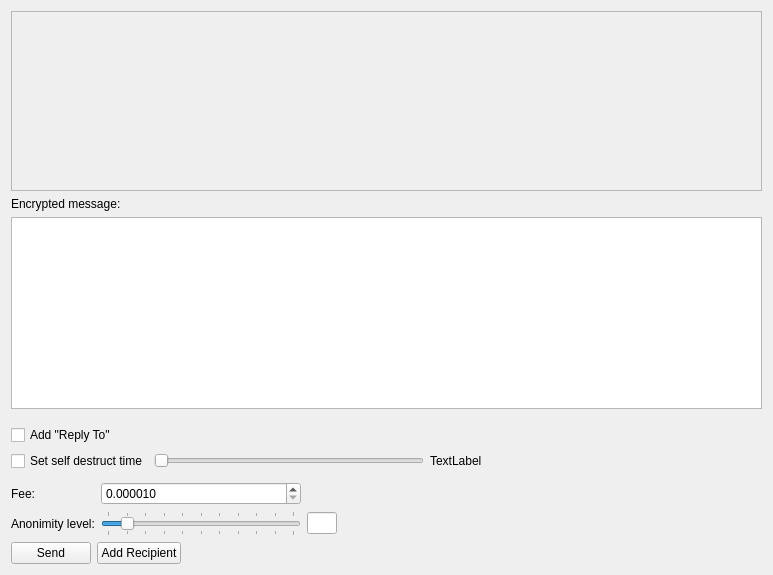
The window that src/gui/ui/sendmessageframe.ui (ConcealNetwork/conceal-desktop) describes before a commit, drawn with Qt 5.
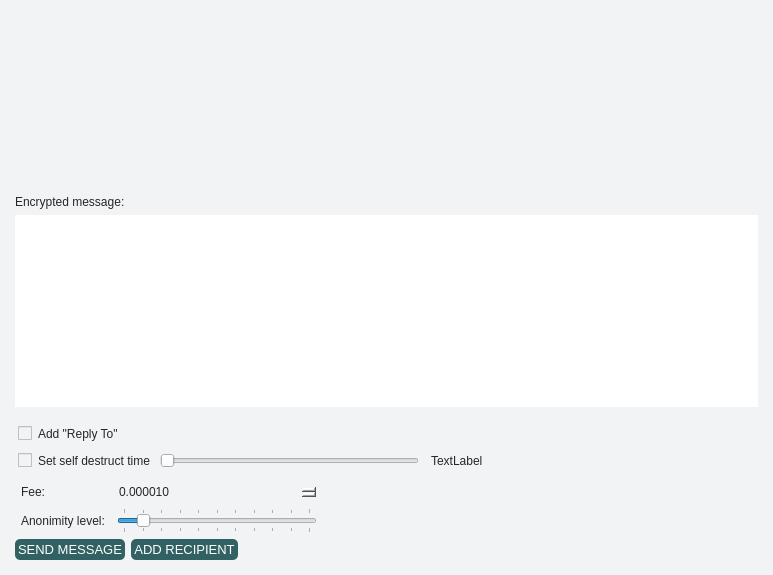
The same window after the commit. Icons and pictures are not drawn.

```diff
--- a/src/gui/ui/sendmessageframe.ui
+++ b/src/gui/ui/sendmessageframe.ui
@@ -13,6 +13,9 @@
   <property name="windowTitle">
    <string>Frame</string>
   </property>
+  <property name="styleSheet">
+   <string notr="true">border: 0px; background-color: #F1F3F5; color: #262626;</string>
+  </property>
   <property name="frameShape">
    <enum>QFrame::NoFrame</enum>
   </property>
@@ -20,6 +23,18 @@
    <enum>QFrame::Raised</enum>
   </property>
   <layout class="QVBoxLayout" name="verticalLayout">
+   <property name="leftMargin">
+    <number>15</number>
+   </property>
+   <property name="topMargin">
+    <number>15</number>
+   </property>
+   <property name="rightMargin">
+    <number>15</number>
+   </property>
+   <property name="bottomMargin">
+    <number>15</number>
+   </property>
    <item>
     <widget class="QScrollArea" name="m_messageAddressScrollArea">
      <property name="frameShape">
@@ -33,8 +48,8 @@
        <rect>
         <x>0</x>
         <y>0</y>
-        <width>747</width>
-        <height>126</height>
+        <width>743</width>
+        <height>150</height>
        </rect>
       </property>
       <layout class="QVBoxLayout" name="m_addressesLayout">
@@ -72,6 +87,12 @@
    </item>
    <item>
     <widget class="QLabel" name="label_3">
+     <property name="font">
+      <font>
+       <family>Arial</family>
+       <pointsize>9</pointsize>
+      </font>
+     </property>
      <property name="text">
       <string>Encrypted message:</string>
      </property>
@@ -79,12 +100,21 @@
    </item>
    <item>
     <widget class="QTextEdit" name="m_messageTextEdit">
+     <property name="font">
+      <font>
+       <family>Arial</family>
+       <pointsize>9</pointsize>
+      </font>
+     </property>
+     <property name="styleSheet">
+      <string notr="true">background-color: #fff;</string>
+     </property>
      <property name="html">
       <string notr="true">&lt;!DOCTYPE HTML PUBLIC &quot;-//W3C//DTD HTML 4.0//EN&quot; &quot;http://www.w3.org/TR/REC-html40/strict.dtd&quot;&gt;
 &lt;html&gt;&lt;head&gt;&lt;meta name=&quot;qrichtext&quot; content=&quot;1&quot; /&gt;&lt;style type=&quot;text/css&quot;&gt;
 p, li { white-space: pre-wrap; }
-&lt;/style&gt;&lt;/head&gt;&lt;body style=&quot; font-family:'.SF NS Text'; font-size:13pt; font-weight:400; font-style:normal;&quot;&gt;
-&lt;p style=&quot;-qt-paragraph-type:empty; margin-top:0px; margin-bottom:0px; margin-left:0px; margin-right:0px; -qt-block-indent:0; text-indent:0px; font-family:'.Helvetica Neue DeskInterface';&quot;&gt;&lt;br /&gt;&lt;/p&gt;&lt;/body&gt;&lt;/html&gt;</string>
+&lt;/style&gt;&lt;/head&gt;&lt;body style=&quot; font-family:'Arial'; font-size:9pt; font-weight:400; font-style:normal;&quot;&gt;
+&lt;p style=&quot;-qt-paragraph-type:empty; margin-top:0px; margin-bottom:0px; margin-left:0px; margin-right:0px; -qt-block-indent:0; text-indent:0px; font-family:'.Helvetica Neue DeskInterface'; font-size:13pt;&quot;&gt;&lt;br /&gt;&lt;/p&gt;&lt;/body&gt;&lt;/html&gt;</string>
      </property>
     </widget>
    </item>
@@ -111,6 +141,15 @@
      </property>
      <item>
       <widget class="QCheckBox" name="m_addReplyToCheck">
+       <property name="font">
+        <font>
+         <family>Arial</family>
+         <pointsize>9</pointsize>
+        </font>
+       </property>
+       <property name="styleSheet">
+        <string notr="true">padding: 3px; border: 0px;</string>
+       </property>
        <property name="text">
         <string>Add &quot;Reply To&quot;</string>
        </property>
@@ -125,9 +164,18 @@
      </property>
      <item>
       <widget class="QCheckBox" name="m_ttlCheck">
+       <property name="font">
+        <font>
+         <family>Arial</family>
+         <pointsize>9</pointsize>
+        </font>
+       </property>
        <property name="toolTip">
         <string>Do not include message in blockchain</string>
        </property>
+       <property name="styleSheet">
+        <string notr="true">padding: 3px; border: 0px;</string>
+       </property>
        <property name="text">
         <string>Set self destruct time</string>
        </property>
@@ -148,6 +196,15 @@
      </item>
      <item>
       <widget class="QLabel" name="m_ttlLabel">
+       <property name="font">
+        <font>
+         <family>Arial</family>
+         <pointsize>9</pointsize>
+        </font>
+       </property>
+       <property name="styleSheet">
+        <string notr="true">padding: 3px; border: 0px;</string>
+       </property>
        <property name="text">
         <string>TextLabel</string>
        </property>
@@ -206,6 +263,15 @@
      </item>
      <item row="1" column="0">
       <widget class="QLabel" name="label_2">
+       <property name="font">
+        <font>
+         <family>Arial</family>
+         <pointsize>9</pointsize>
+        </font>
+       </property>
+       <property name="styleSheet">
+        <string notr="true">padding: 3px; border: 0px;</string>
+       </property>
        <property name="text">
         <string>Anonimity level:</string>
        </property>
@@ -219,6 +285,15 @@
          <height>16777215</height>
         </size>
        </property>
+       <property name="font">
+        <font>
+         <family>Arial</family>
+         <pointsize>10</pointsize>
+        </font>
+       </property>
+       <property name="styleSheet">
+        <string notr="true">padding: 3px; border: 0px;</string>
+       </property>
        <property name="text">
         <string notr="true"/>
        </property>
@@ -251,6 +326,15 @@
      </item>
      <item row="0" column="0">
       <widget class="QLabel" name="label_4">
+       <property name="font">
+        <font>
+         <family>Arial</family>
+         <pointsize>9</pointsize>
+        </font>
+       </property>
+       <property name="styleSheet">
+        <string notr="true">padding: 3px; border: 0px;</string>
+       </property>
        <property name="text">
         <string>Fee:</string>
        </property>
@@ -258,20 +342,26 @@
      </item>
      <item row="0" column="1">
       <widget class="QDoubleSpinBox" name="m_feeSpin">
+       <property name="font">
+        <font>
+         <family>Arial</family>
+         <pointsize>9</pointsize>
+        </font>
+       </property>
        <property name="decimals">
         <number>6</number>
        </property>
        <property name="minimum">
-        <double>0.000010</double>
+        <double>0.000010000000000</double>
        </property>
        <property name="maximum">
-        <double>100000000.000000</double>
+        <double>100000000.000000000000000</double>
        </property>
        <property name="singleStep">
         <double>0.000010</double>
        </property>
        <property name="value">
-        <double>0.000010</double>
+        <double>0.000010000000000</double>
        </property>
       </widget>
      </item>
@@ -281,23 +371,45 @@
     <layout class="QHBoxLayout" name="horizontalLayout">
      <item>
       <widget class="QPushButton" name="m_sendButton">
+       <property name="minimumSize">
+        <size>
+         <width>100</width>
+         <height>0</height>
+        </size>
+       </property>
+       <property name="font">
+        <font>
+         <family>Arial</family>
+         <pointsize>10</pointsize>
+        </font>
+       </property>
+       <property name="styleSheet">
+        <string notr="true">background-color: #316162; color: #fff; border-radius: 5px; padding: 3px;</string>
+       </property>
        <property name="text">
-        <string>Send</string>
-       </property>
-       <property name="icon">
-        <iconset resource="../../resources.qrc">
-         <normaloff>:/icons/send</normaloff>:/icons/send</iconset>
+        <string>SEND MESSAGE</string>
        </property>
       </widget>
      </item>
      <item>
       <widget class="QPushButton" name="m_addRecipientButton">
+       <property name="minimumSize">
+        <size>
+         <width>100</width>
+         <height>0</height>
+        </size>
+       </property>
+       <property name="font">
+        <font>
+         <family>Arial</family>
+         <pointsize>10</pointsize>
+        </font>
+       </property>
+       <property name="styleSheet">
+        <string notr="true">background-color: #316162; color: #fff; border-radius: 5px; padding: 3px;</string>
+       </property>
        <property name="text">
-        <string>Add Recipient</string>
-       </property>
-       <property name="icon">
-        <iconset resource="../../resources.qrc">
-         <normaloff>:/icons/add</normaloff>:/icons/add</iconset>
+        <string>ADD RECIPIENT</string>
        </property>
       </widget>
      </item>
```
Left out of the diff: 6 changed lines with no effect on the pictures.
